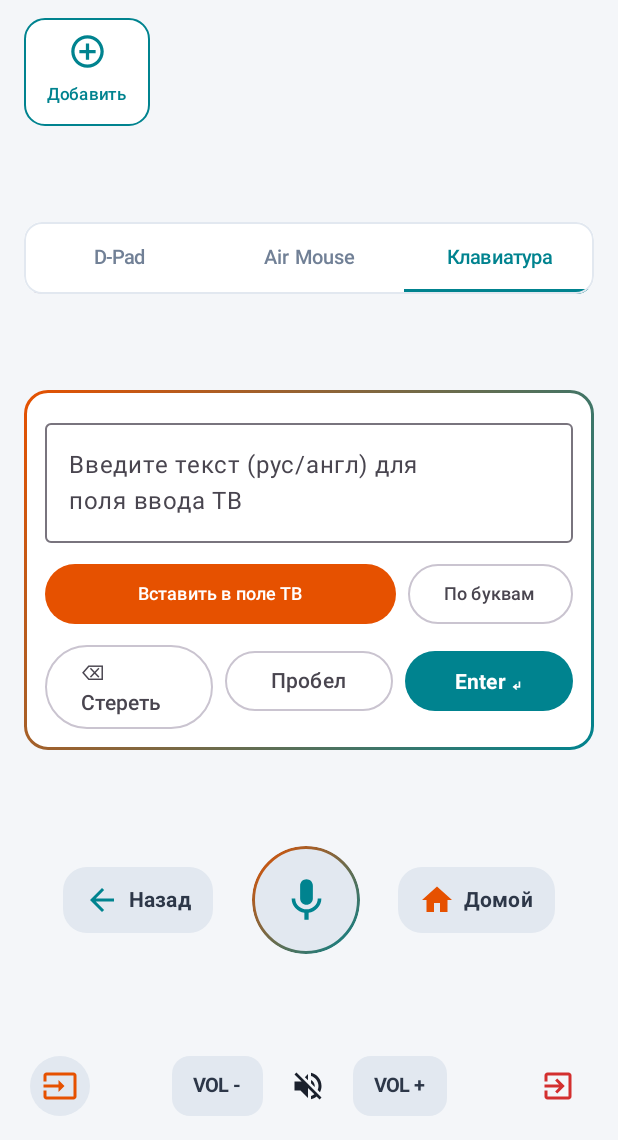
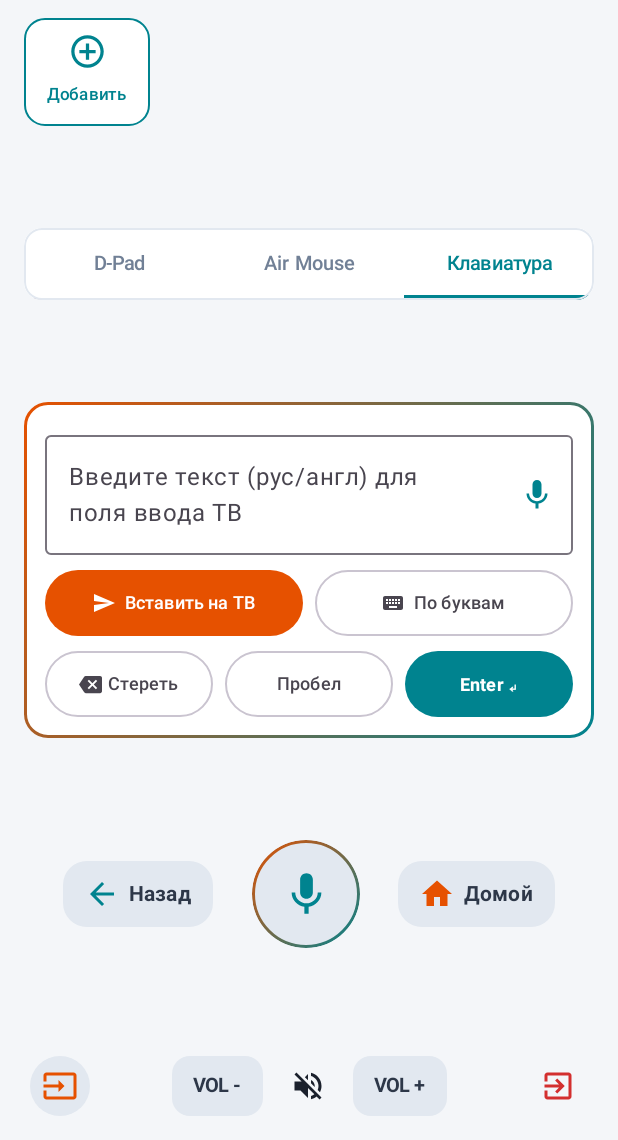
Before and after one commit to Otsgolyak/Remote_control, an Android app built with Jetpack Compose: the HomeScreen screen opened through its navigation route, tab 3 chosen, on a phone screen of 412 x 824 dp, the part 96-1236 px from its top. Run offline under Robolectric (Android 15) with nearby library versions, the phone set to English and light mode, and no system bars; libraries missing offline, so code that uses them is left out: com.google.protobuf, org.bouncycastle.asn1, org.bouncycastle.cert, org.bouncycastle.jce, org.bouncycastle.operator; pictures from the network do not load; 3 statements that could not run were skipped.

Commit message:
feat(keyboard): populate input field on voice recognition, fix backspace button layout and align buttons

```diff
--- a/app/src/main/java/com/remote/control/ui/screens/HomeScreen.kt
+++ b/app/src/main/java/com/remote/control/ui/screens/HomeScreen.kt
@@ -115,9 +115,16 @@ fun HomeScreen(
         val matches = result.data?.getStringArrayListExtra(android.speech.RecognizerIntent.EXTRA_RESULTS)
         val spokenText = matches?.firstOrNull()
         if (!spokenText.isNullOrBlank()) {
+            if (selectedTab == 2) {
+                // На вкладке клавиатуры: не отправляем сразу на ТВ, а вписываем в поле ввода для проверки и редактирования
+                keyboardText = if (keyboardText.isBlank()) spokenText else "$keyboardText $spokenText"
+                Toast.makeText(context, "Текст добавлен в поле ввода", Toast.LENGTH_SHORT).show()
+            } else {
+                // На вкладках пульта или мыши: отправляем сразу на ТВ
                 keyboardText = spokenText
                 homeViewModel.sendText(spokenText)
                 Toast.makeText(context, "Отправлено на ТВ: $spokenText", Toast.LENGTH_SHORT).show()
+            }
         }
     }
 
@@ -610,58 +617,99 @@ fun HomeScreen(
                                 singleLine = true,
                                 modifier = Modifier.fillMaxWidth(),
                                 trailingIcon = {
+                                    Row(verticalAlignment = Alignment.CenterVertically) {
+                                        IconButton(onClick = { launchPhoneSpeechToText() }) {
+                                            Icon(Icons.Default.Mic, contentDescription = "Голосовой ввод", tint = colors.primary)
+                                        }
                                         if (keyboardText.isNotEmpty()) {
                                             IconButton(onClick = { keyboardText = "" }) {
                                                 Icon(Icons.Default.Clear, contentDescription = "Очистить")
                                             }
                                         }
                                     }
+                                }
                             )
                             Row(
                                 modifier = Modifier.fillMaxWidth(),
-                                horizontalArrangement = Arrangement.spacedBy(8.dp)
+                                horizontalArrangement = Arrangement.spacedBy(8.dp),
+                                verticalAlignment = Alignment.CenterVertically
                             ) {
                                 Button(
                                     onClick = {
                                         haptic.performHapticFeedback(HapticFeedbackType.LongPress)
                                         homeViewModel.sendText(keyboardText)
                                     },
-                                    modifier = Modifier.weight(1f),
-                                    colors = ButtonDefaults.buttonColors(containerColor = colors.secondary)
+                                    modifier = Modifier
+                                        .weight(1f)
+                                        .height(44.dp),
+                                    colors = ButtonDefaults.buttonColors(containerColor = colors.secondary),
+                                    contentPadding = PaddingValues(horizontal = 8.dp, vertical = 6.dp)
                                 ) {
-                                    Text("Вставить в поле ТВ", color = Color.White, fontSize = 12.sp)
+                                    Row(
+                                        verticalAlignment = Alignment.CenterVertically,
+                                        horizontalArrangement = Arrangement.spacedBy(6.dp)
+                                    ) {
+                                        Icon(Icons.Default.Send, contentDescription = null, tint = Color.White, modifier = Modifier.size(16.dp))
+                                        Text("Вставить на ТВ", color = Color.White, fontSize = 12.sp, maxLines = 1, fontWeight = FontWeight.SemiBold)
+                                    }
                                 }
                                 OutlinedButton(
                                     onClick = {
                                         haptic.performHapticFeedback(HapticFeedbackType.LongPress)
                                         homeViewModel.sendTextAsKeys(keyboardText)
+                                    },
+                                    modifier = Modifier
+                                        .weight(1f)
+                                        .height(44.dp),
+                                    contentPadding = PaddingValues(horizontal = 8.dp, vertical = 6.dp)
+                                ) {
+                                    Row(
+                                        verticalAlignment = Alignment.CenterVertically,
+                                        horizontalArrangement = Arrangement.spacedBy(6.dp)
+                                    ) {
+                                        Icon(Icons.Default.Keyboard, contentDescription = null, modifier = Modifier.size(16.dp))
+                                        Text("По буквам", fontSize = 12.sp, maxLines = 1, fontWeight = FontWeight.SemiBold)
                                     }
-                                ) {
-                                    Text("По буквам", fontSize = 12.sp)
                                 }
                             }
                             Row(
                                 modifier = Modifier.fillMaxWidth(),
-                                horizontalArrangement = Arrangement.spacedBy(8.dp)
+                                horizontalArrangement = Arrangement.spacedBy(8.dp),
+                                verticalAlignment = Alignment.CenterVertically
                             ) {
                                 OutlinedButton(
                                     onClick = { pressKey(RemoteKeyCode.KEYCODE_DEL) },
-                                    modifier = Modifier.weight(1f)
+                                    modifier = Modifier
+                                        .weight(1f)
+                                        .height(44.dp),
+                                    contentPadding = PaddingValues(horizontal = 4.dp, vertical = 6.dp)
                                 ) {
-                                    Text("⌫ Стереть")
+                                    Row(
+                                        verticalAlignment = Alignment.CenterVertically,
+                                        horizontalArrangement = Arrangement.spacedBy(4.dp)
+                                    ) {
+                                        Icon(Icons.Default.Backspace, contentDescription = null, modifier = Modifier.size(15.dp))
+                                        Text("Стереть", fontSize = 12.sp, maxLines = 1)
+                                    }
                                 }
                                 OutlinedButton(
                                     onClick = { pressKey(RemoteKeyCode.KEYCODE_SPACE) },
-                                    modifier = Modifier.weight(1f)
+                                    modifier = Modifier
+                                        .weight(1f)
+                                        .height(44.dp),
+                                    contentPadding = PaddingValues(horizontal = 4.dp, vertical = 6.dp)
                                 ) {
-                                    Text("Пробел")
+                                    Text("Пробел", fontSize = 12.sp, maxLines = 1)
                                 }
                                 Button(
                                     onClick = { pressKey(RemoteKeyCode.KEYCODE_ENTER) },
-                                    modifier = Modifier.weight(1f),
-                                    colors = ButtonDefaults.buttonColors(containerColor = colors.primary)
+                                    modifier = Modifier
+                                        .weight(1f)
+                                        .height(44.dp),
+                                    colors = ButtonDefaults.buttonColors(containerColor = colors.primary),
+                                    contentPadding = PaddingValues(horizontal = 4.dp, vertical = 6.dp)
                                 ) {
-                                    Text("Enter ↵", color = if (colors.isDark) Color.Black else Color.White, fontWeight = FontWeight.Bold)
+                                    Text("Enter ↵", color = if (colors.isDark) Color.Black else Color.White, fontWeight = FontWeight.Bold, fontSize = 12.sp, maxLines = 1)
                                 }
                             }
                         }
```
Also changed, not shown: 1 other file. Lines whose indentation alone changed are shown as unchanged.
